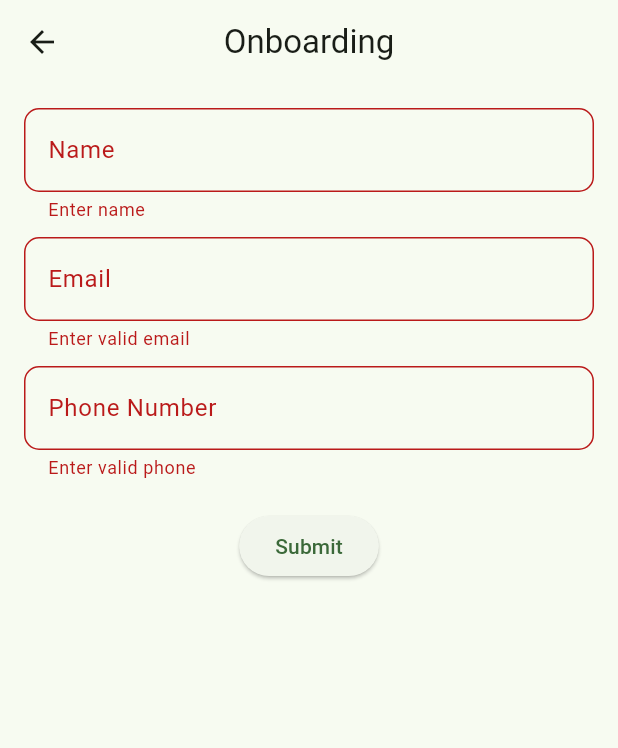
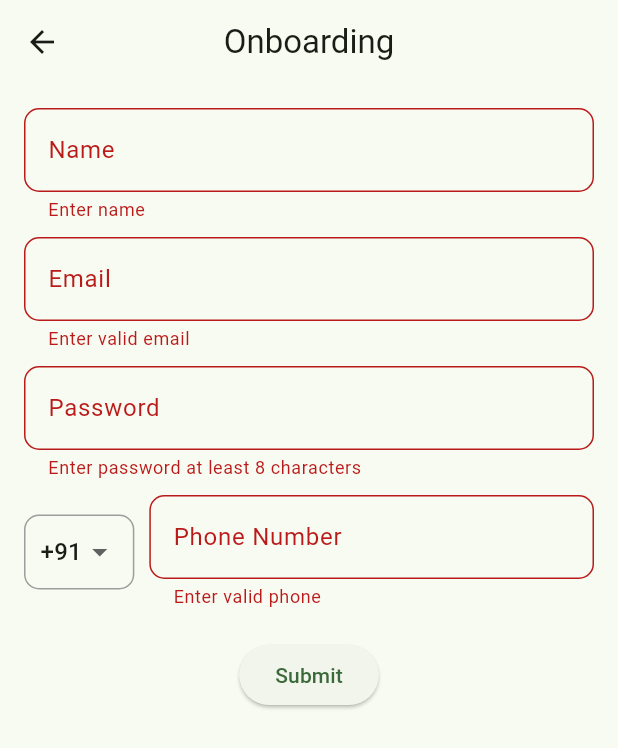
Before and after one commit to Shamimkhan1406/kryptonix_assessment, a Flutter app: the OnboardingPage screen opened directly, after a tap on "Submit", on a phone screen of 412 x 824 dp. Shown: the top 748 px of the screen. Run offline on Flutter 3.47's test engine with Material 3 defaults, Android fonts, the light colour scheme and no system bars.

Commit message:
password validation check and country code added

```diff
--- a/lib/screens/onboarding_page.dart
+++ b/lib/screens/onboarding_page.dart
@@ -14,6 +14,9 @@ class _OnboardingPageState extends State<OnboardingPage> {
   final nameController = TextEditingController();
   final emailController = TextEditingController();
   final phoneController = TextEditingController();
+  final passwordController = TextEditingController();
+
+  String selectedCode = "+91";
 
   @override
   Widget build(BuildContext context) {
@@ -58,22 +61,70 @@ class _OnboardingPageState extends State<OnboardingPage> {
                 },
               ),
               const SizedBox(height: 10),
-
               TextFormField(
-                controller: phoneController,
+                controller: passwordController,
                 decoration: InputDecoration(
-                  labelText: "Phone Number",
+                  labelText: "Password",
                   border: OutlineInputBorder(
                     borderRadius: BorderRadius.circular(10),
                   ),
                 ),
-                keyboardType: TextInputType.phone,
                 validator: (value) {
-                  if (value == null || value.length < 10) {
-                    return "Enter valid phone";
+                  if (value == null || value.length < 8) {
+                    return "Enter password at least 8 characters";
                   }
                   return null;
                 },
+              ),
+              const SizedBox(height: 10),
+
+              Row(
+                children: [
+
+                  Container(
+                    padding: const EdgeInsets.symmetric(horizontal: 10),
+                    decoration: BoxDecoration(
+                      border: Border.all(color: Colors.grey),
+                      borderRadius: BorderRadius.circular(10),
+                    ),
+                    child: DropdownButton<String>(
+                      value: selectedCode,
+                      underline: const SizedBox(),
+                      items: const [
+                        DropdownMenuItem(value: "+91", child: Text("+91")),
+                        DropdownMenuItem(value: "+1", child: Text("+1")),
+                        DropdownMenuItem(value: "+44", child: Text("+44")),
+                      ],
+                      onChanged: (value) {
+                        setState(() {
+                          selectedCode = value!;
+                        });
+                      },
+                    ),
+                  ),
+
+                  const SizedBox(width: 10),
+
+
+                  Expanded(
+                    child: TextFormField(
+                      controller: phoneController,
+                      decoration: InputDecoration(
+                        labelText: "Phone Number",
+                        border: OutlineInputBorder(
+                          borderRadius: BorderRadius.circular(10),
+                        ),
+                      ),
+                      keyboardType: TextInputType.phone,
+                      validator: (value) {
+                        if (value == null || value.length < 10) {
+                          return "Enter valid phone";
+                        }
+                        return null;
+                      },
+                    ),
+                  ),
+                ],
               ),
               const SizedBox(height: 20),
 
@@ -87,7 +138,9 @@ class _OnboardingPageState extends State<OnboardingPage> {
                             (context) => WelcomeScreen(
                               name: nameController.text,
                               email: emailController.text,
+                              //
                               phone: phoneController.text,
+                              countryCode: selectedCode,
                             ),
                       ),
                     );
--- a/lib/screens/welcome_screen.dart
+++ b/lib/screens/welcome_screen.dart
@@ -4,12 +4,14 @@ class WelcomeScreen extends StatelessWidget {
   final String name;
   final String email;
   final String phone;
+  final String countryCode;
 
   const WelcomeScreen({
     super.key,
     required this.name,
     required this.email,
     required this.phone,
+    required this.countryCode,
   });
 
   @override
@@ -27,6 +29,7 @@ class WelcomeScreen extends StatelessWidget {
             const SizedBox(height: 20),
 
             Text("Email: $email"),
+            Text("Country Code: $countryCode"),
             Text("Phone: $phone"),
           ],
         ),
```
Also changed, not shown: 1 other file.
